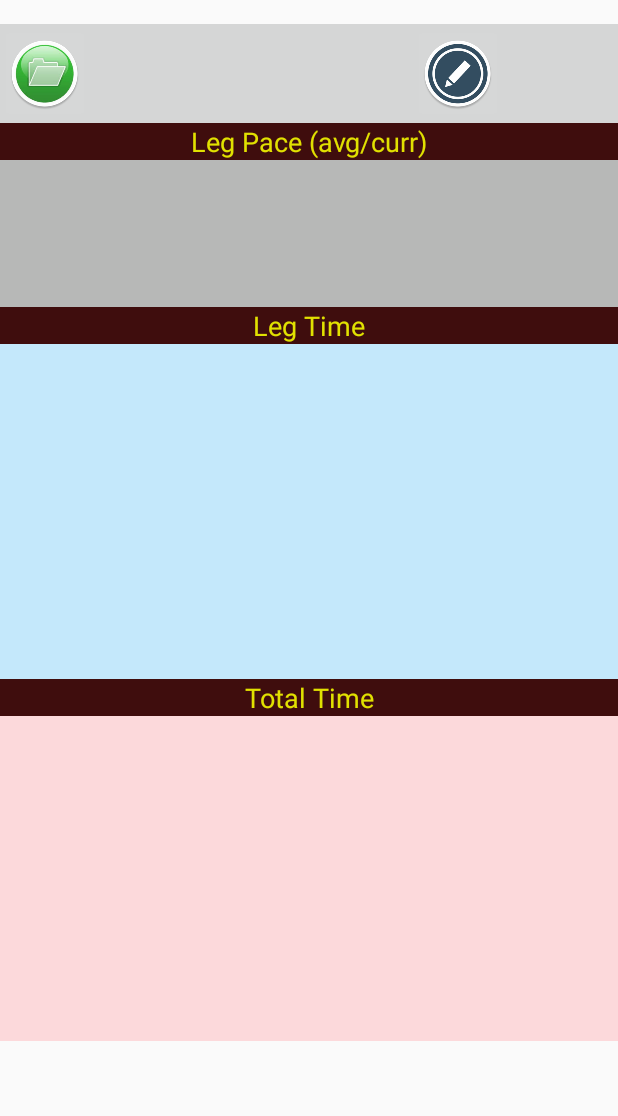
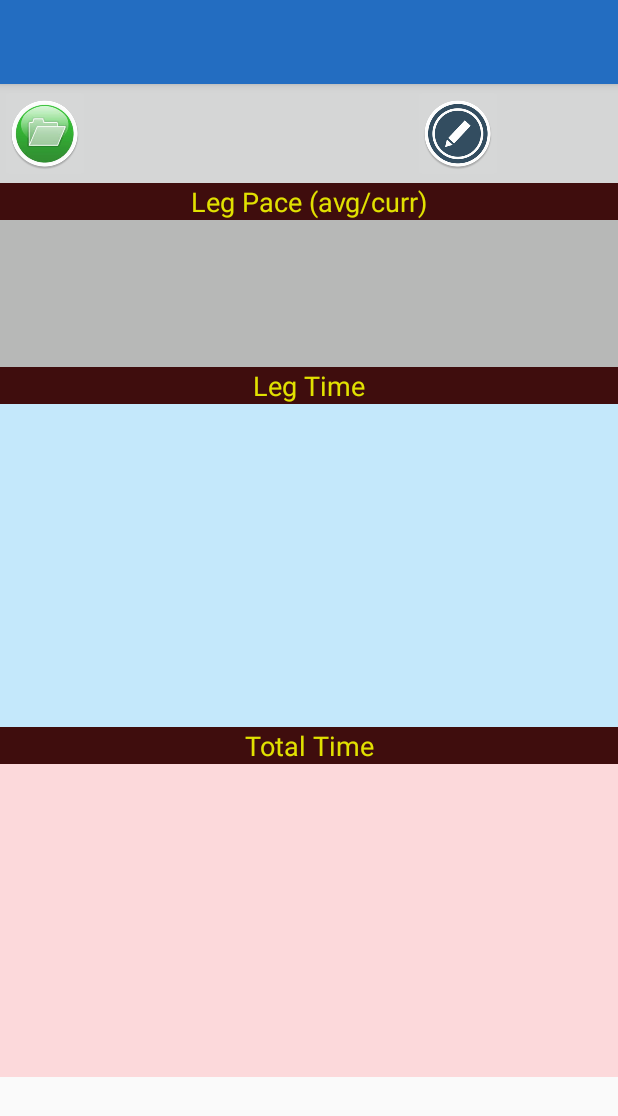
Before and after one commit to bucc5062/TrackItEq_1.0, an Android app: the screen it shows after launch (TrackItEqDisplayActivity), on a phone screen of 412 x 824 dp. Shown: the top 1116 px of the screen. Run offline under Robolectric (Android 15) with nearby library versions, the phone set to English and light mode, and no system bars; pictures from the network do not load; 8 statements that could not run were skipped.

Commit message:
part 2 menu

```diff
--- a/app/src/main/res/layout-land/activity_track_it_eq_display.xml
+++ b/app/src/main/res/layout-land/activity_track_it_eq_display.xml
@@ -112,14 +112,13 @@
             </LinearLayout>
 
         </RelativeLayout>
-    </RelativeLayout>
 
         <RelativeLayout
-        android:layout_width="fill_parent"
+            android:layout_width="wrap_content"
             android:layout_height="fill_parent"
+            android:layout_alignTop="@+id/relativeLayout"
             android:layout_toRightOf="@+id/relativeLayout"
-        android:layout_toEndOf="@+id/relativeLayout"
-        android:layout_alignBottom="@+id/relativeLayout2">
+            android:layout_toEndOf="@+id/relativeLayout">
 
             <TextView
                 android:layout_width="fill_parent"
@@ -133,8 +132,9 @@
                 android:inputType="none"
                 android:textColor="#e1e101"
                 android:textAlignment="center"
-            android:layout_marginBottom="26dp"
-            android:layout_above="@+id/txtAvgPace" />
+                android:layout_alignParentTop="true"
+                android:layout_alignParentLeft="true"
+                android:layout_alignParentStart="true" />
 
             <TextView
                 android:layout_width="match_parent"
@@ -149,9 +149,9 @@
                 android:maxLength="8"
                 android:textSize="50sp"
                 android:gravity="center_vertical|center"
-            android:layout_above="@+id/txtLegTime"
-            android:layout_alignLeft="@+id/txtPaceTitle"
-            android:layout_alignStart="@+id/txtPaceTitle" />
+                android:layout_below="@+id/txtPaceTitle"
+                android:layout_alignParentLeft="true"
+                android:layout_alignParentStart="true" />
 
             <TextView
                 android:layout_width="match_parent"
@@ -183,10 +183,9 @@
                 android:maxLength="8"
                 android:textSize="56sp"
                 android:textAlignment="center"
-            android:layout_alignParentBottom="true"
-            android:layout_alignLeft="@+id/txtAvgPace"
-            android:layout_alignStart="@+id/txtAvgPace"
-            android:layout_marginBottom="87dp" />
+                android:layout_below="@+id/txtViewGait"
+                android:layout_alignParentLeft="true"
+                android:layout_alignParentStart="true" />
 
             <TextView
                 android:layout_width="match_parent"
@@ -220,8 +219,9 @@
                 android:textColor="#e1e101"
                 android:textAlignment="center"
                 android:layout_below="@+id/txtLegTime"
-            android:layout_alignLeft="@+id/txtLegTime"
-            android:layout_alignStart="@+id/txtLegTime" />
+                android:layout_alignParentLeft="true"
+                android:layout_alignParentStart="true" />
+        </RelativeLayout>
     </RelativeLayout>
 
 </RelativeLayout>
--- a/app/src/main/res/layout/activity_track_it_eq_display.xml
+++ b/app/src/main/res/layout/activity_track_it_eq_display.xml
@@ -3,14 +3,25 @@
     xmlns:tools="http://schemas.android.com/tools"
     android:layout_width="match_parent"
     android:layout_height="match_parent"
-    android:paddingBottom="@dimen/activity_vertical_margin"
-    android:paddingTop="@dimen/activity_vertical_margin"
+    xmlns:app="http://schemas.android.com/apk/res-auto"
     tools:context="com.newproject.jhull3341.trackiteq.TrackItEqDisplayActivity">
+    <android.support.v7.widget.Toolbar
+        android:id="@+id/my_toolbar"
+        android:layout_width="fill_parent"
+        android:layout_height="?attr/actionBarSize"
+        android:background="#236dc1"
+        android:elevation="4dp"
+        android:theme="@style/ThemeOverlay.AppCompat.ActionBar"
+        app:popupTheme="@style/ThemeOverlay.AppCompat.Light"
+        android:layout_alignParentTop="true"
+        android:layout_alignParentLeft="true"
+        android:layout_alignParentStart="true" />
     <GridLayout
         android:layout_width="match_parent"
         android:layout_height="wrap_content"
         android:layout_centerHorizontal="true"
-        android:id="@+id/gridLayout">
+        android:id="@+id/gridLayout"
+        android:layout_below="@+id/my_toolbar">
 
         <LinearLayout
             android:orientation="horizontal"
--- /dev/null
+++ b/app/src/main/res/menu/main_menu.xml
@@ -0,0 +1,12 @@
+<?xml version="1.0" encoding="utf-8"?>
+<menu xmlns:android="http://schemas.android.com/apk/res/android"
+    xmlns:app="http://schemas.android.com/apk/res-auto">
+    <item
+        android:id="@+id/action_favorite"
+        android:icon="@mipmap/exit_me"
+        android:title="@string/activityMainTitle"
+        app:showAsAction="ifRoom"/>
+    <item android:id="@+id/action_settings"
+        android:title="@string/action_settings"
+        app:showAsAction="never" />
+</menu>
--- a/build.gradle
+++ b/build.gradle
@@ -5,7 +5,7 @@ buildscript {
         jcenter()
     }
     dependencies {
-        classpath 'com.android.tools.build:gradle:1.3.0'
+        classpath 'com.android.tools.build:gradle:2.0.0-alpha5'
 
         // NOTE: Do not place your application dependencies here; they belong
         // in the individual module build.gradle files
```
Also changed, not shown: app/build.gradle (+12 -8 lines), app/src/main/res/values/styles.xml (+8 -1 lines), app/src/main/exit_me-web.png (added), app/src/main/res/mipmap-hdpi/exit_me.png (added), app/src/main/res/mipmap-mdpi/exit_me.png (added), app/src/main/res/mipmap-xhdpi/exit_me.png (added), app/src/main/res/mipmap-xxhdpi/exit_me.png (added), app/src/main/res/mipmap-xxxhdpi/exit_me.png (added), gradle/wrapper/gradle-wrapper.properties, 1 other file. Lines whose indentation alone changed are shown as unchanged.
